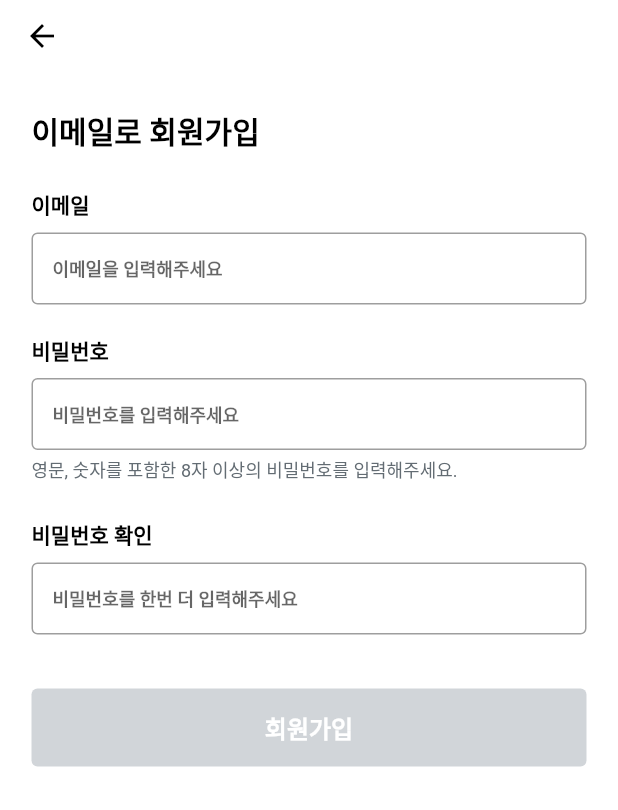
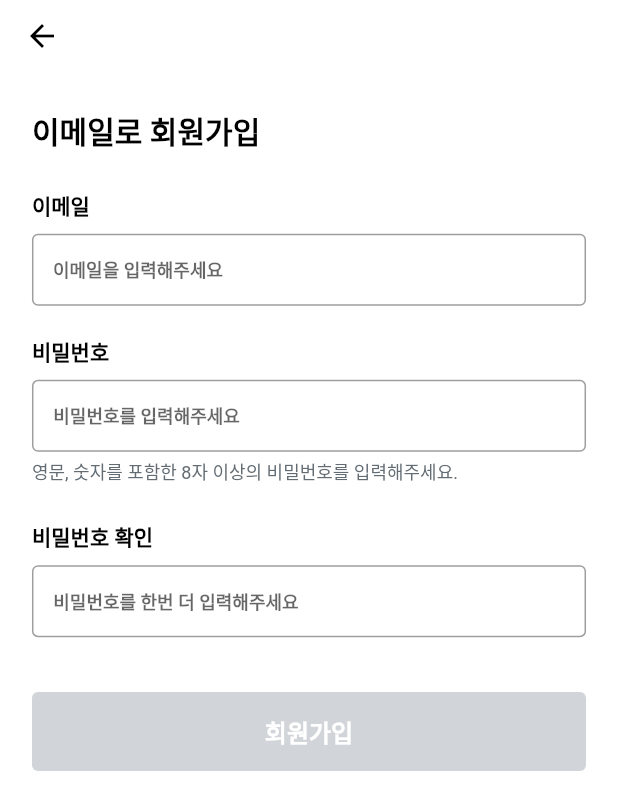
Before and after one commit to LiiNen/LiiNen-Flutter-Source, a Flutter app: the SignUpView screen opened directly, on a phone screen of 412 x 824 dp. Shown: the top 810 px of the screen. Run offline on Flutter 3.47's test engine with Material 2 defaults, Android fonts, the phone set to English and light mode, and no system bars; our stand-ins replace flutter_signin_button, flutter_svg, flutter_swiper, fluttertoast, image_picker, shared_preferences; accounts and stored records are empty; Roboto replaces fonts that are missing (AppleSDGothicNeo).

Commit message:
Update responsive size & tap boundary bigger

```diff
--- a/lib/loginView/signUpView.dart
+++ b/lib/loginView/signUpView.dart
@@ -2,6 +2,7 @@ import 'package:flutter/material.dart';
 import 'package:my_flutter_source/containerCollection.dart';
 import 'package:my_flutter_source/functionCollection.dart';
 import 'package:my_flutter_source/loginView/profileSetupView.dart';
+import 'package:my_flutter_source/main.dart';
 
 class SignUpView extends StatefulWidget {
   @override
@@ -22,18 +23,18 @@ class _SignUpView extends State<SignUpView> {
       body: GestureDetector(
         onTap: () => FocusManager.instance.primaryFocus?.unfocus(),
         child: Container(
-          padding: EdgeInsets.symmetric(horizontal: 21),
+          padding: EdgeInsets.symmetric(horizontal: 21 * responsiveScale),
           width: MediaQuery.of(context).size.width,
           decoration: BoxDecoration(color: Colors.white),
           child: Column(
             mainAxisAlignment: MainAxisAlignment.start,
             crossAxisAlignment: CrossAxisAlignment.start,
             children: [
-              SizedBox(height: 24),
+              SizedBox(height: 24 * responsiveScale),
               Text('이메일로 회원가입', style: textStyle(weight: 700, size: 20.0), textAlign: TextAlign.left,),
-              SizedBox(height: 24),
+              SizedBox(height: 24 * responsiveScale),
               Text('이메일', style: textStyle(weight: 700, size: 14.0), textAlign: TextAlign.left),
-              SizedBox(height: 8),
+              SizedBox(height: 8 * responsiveScale),
               TextField(
                 controller: emailController,
                 autofocus: false,
@@ -45,15 +46,15 @@ class _SignUpView extends State<SignUpView> {
                 style: textStyle(weight: 600, size: 12.0),
                 onChanged: (value) {setState(() {});},
               ),
-              SizedBox(height: 20),
+              SizedBox(height: 20 * responsiveScale),
               Text('비밀번호', style: textStyle(weight: 700, size: 14.0), textAlign: TextAlign.left,),
-              SizedBox(height: 8),
+              SizedBox(height: 8 * responsiveScale),
               TextField(
                 controller: pwFirstController,
                 obscureText: true,
                 autofocus: false,
                 decoration: InputDecoration(
-                  contentPadding: EdgeInsets.symmetric(horizontal: 14.0),
+                  contentPadding: EdgeInsets.symmetric(horizontal: 14.0 * responsiveScale),
                   border: OutlineInputBorder(
                     borderSide: BorderSide(color: pwFirstConfirm ? Color(0xff0958c5) : Color(0xffd93826), width: 1)
                   ),
@@ -64,20 +65,20 @@ class _SignUpView extends State<SignUpView> {
                   pwSecondConfirm = (pwFirstController.text == pwSecondController.text ? true : false);
                 });},
               ),
-              SizedBox(height: 4),
+              SizedBox(height: 4 * responsiveScale),
               Text('영문, 숫자를 포함한 8자 이상의 비밀번호를 입력해주세요.',
                 style: textStyle(color: Color(0xff636c73), weight: 400, size: 12.0),
                 textAlign: TextAlign.left,
               ),
-              SizedBox(height: 24),
+              SizedBox(height: 24 * responsiveScale),
               Text('비밀번호 확인', style: textStyle(weight: 700, size: 14.0), textAlign: TextAlign.left,),
-              SizedBox(height: 8),
+              SizedBox(height: 8 * responsiveScale),
               TextField(
                 controller: pwSecondController,
                 obscureText: true,
                 autofocus: false,
                 decoration: InputDecoration(
-                    contentPadding: EdgeInsets.symmetric(horizontal: 14.0),
+                    contentPadding: EdgeInsets.symmetric(horizontal: 14.0 * responsiveScale),
                     border: OutlineInputBorder(
                       borderSide: BorderSide(color: pwSecondConfirm ? Color(0xff0958c5) : Color(0xffd93826), width: 1),
                     ),
@@ -88,11 +89,11 @@ class _SignUpView extends State<SignUpView> {
                   pwSecondConfirm = (pwFirstController.text == pwSecondController.text ? true : false);
                 });},
               ),
-              SizedBox(height: 36),
+              SizedBox(height: 36 * responsiveScale),
               GestureDetector(
                 onTap: _nextStep,
                 child: Container(
-                  height: 52,
+                  height: 52 * responsiveScale,
                   decoration: BoxDecoration(
                     borderRadius: BorderRadius.all(
                       Radius.circular(4)
```
Also changed, not shown: lib/loginView/loginEmailView.dart (+14 -11 lines), lib/loginView/policyView.dart (+10 -5 lines), lib/loginView/profileSetupView.dart (+16 -14 lines).
